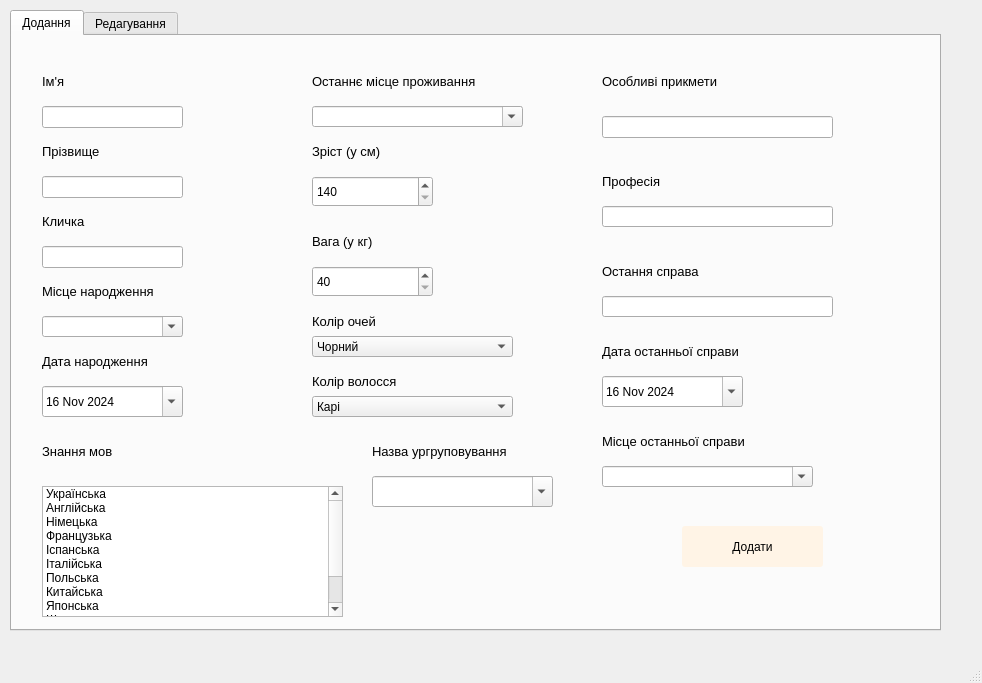
Qt form app/gui/criminal_manipulation.ui (ValRudyka/courseprogram) before a commit.
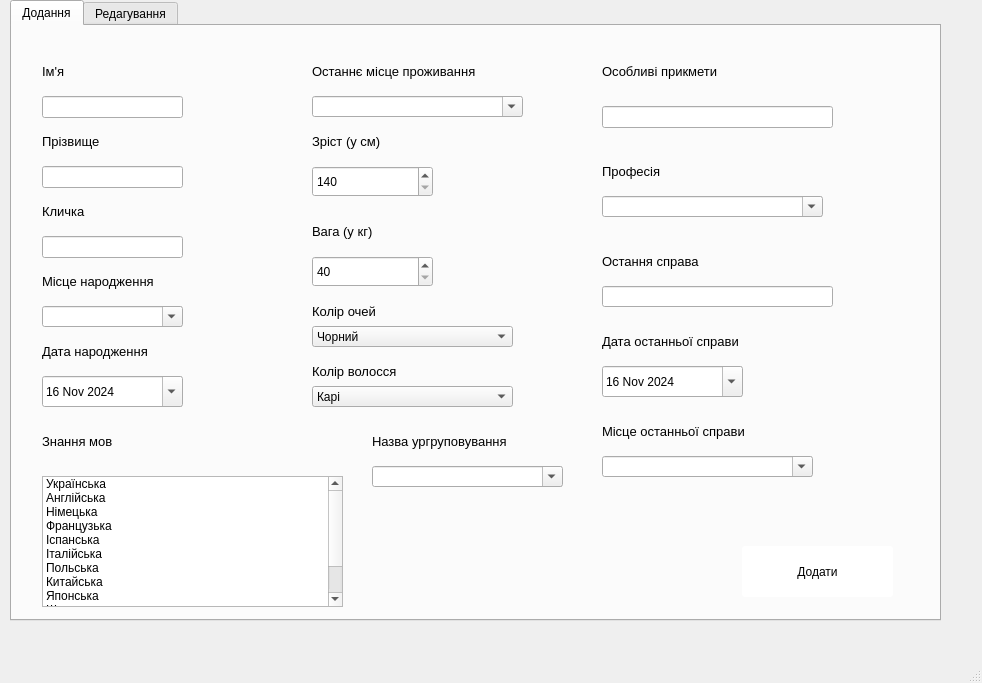
The same form after that commit.

```diff
--- a/app/gui/criminal_manipulation.ui
+++ b/app/gui/criminal_manipulation.ui
@@ -18,7 +18,7 @@
     <property name="geometry">
      <rect>
       <x>10</x>
-      <y>10</y>
+      <y>0</y>
       <width>931</width>
       <height>621</height>
      </rect>
@@ -410,16 +410,6 @@
        </rect>
       </property>
      </widget>
-     <widget class="QLineEdit" name="lineEdit_7">
-      <property name="geometry">
-       <rect>
-        <x>590</x>
-        <y>170</y>
-        <width>231</width>
-        <height>21</height>
-       </rect>
-      </property>
-     </widget>
      <widget class="QLineEdit" name="lineEdit_8">
       <property name="geometry">
        <rect>
@@ -687,14 +677,14 @@
      <widget class="QPushButton" name="pushButton">
       <property name="geometry">
        <rect>
-        <x>670</x>
-        <y>490</y>
-        <width>141</width>
-        <height>41</height>
+        <x>730</x>
+        <y>520</y>
+        <width>151</width>
+        <height>51</height>
        </rect>
       </property>
       <property name="styleSheet">
-       <string notr="true">background-color: #fff4e6;
+       <string notr="true">background-color: #ffffff;
 border-radius: 3px;</string>
       </property>
       <property name="text">
@@ -763,8 +753,8 @@
        <rect>
         <x>360</x>
         <y>440</y>
-        <width>181</width>
-        <height>31</height>
+        <width>191</width>
+        <height>21</height>
        </rect>
       </property>
       <property name="editable">
@@ -777,6 +767,25 @@
        <number>-1</number>
       </property>
      </widget>
+     <widget class="QComboBox" name="comboBox_13">
+      <property name="geometry">
+       <rect>
+        <x>590</x>
+        <y>170</y>
+        <width>221</width>
+        <height>21</height>
+       </rect>
+      </property>
+      <property name="focusPolicy">
+       <enum>Qt::WheelFocus</enum>
+      </property>
+      <property name="acceptDrops">
+       <bool>false</bool>
+      </property>
+      <property name="editable">
+       <bool>true</bool>
+      </property>
+     </widget>
     </widget>
     <widget class="QWidget" name="tab_2">
      <property name="enabled">
```
